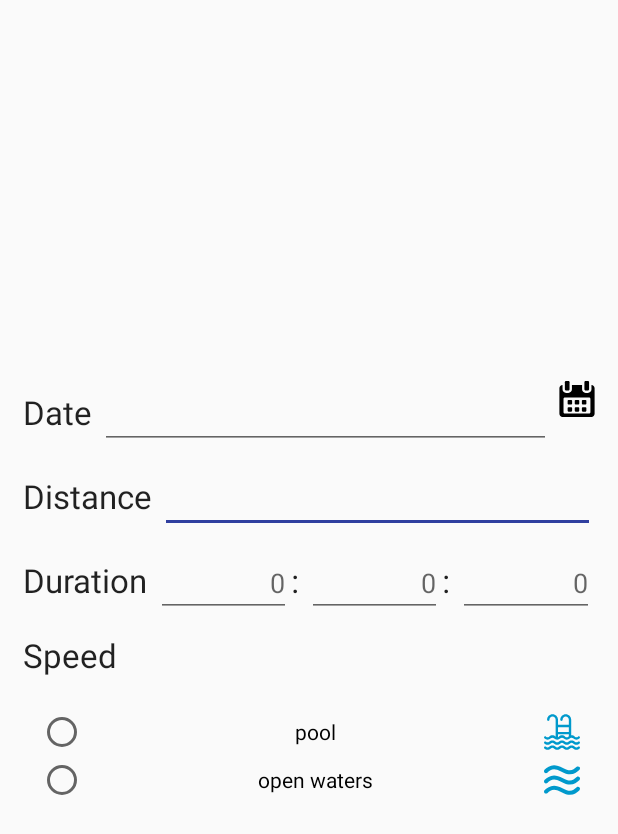
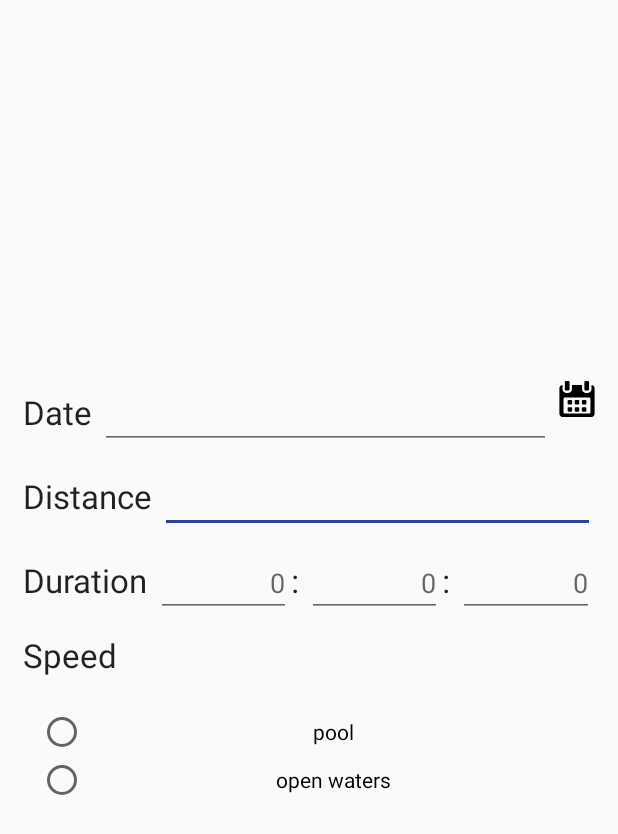
Before and after one commit to Baltasarq/nadamillas, an Android app: the layout content_new_session.xml on its own in the app's theme, with its tools: preview values and no code run, on a phone screen of 412 x 824 dp. Shown: the top 834 px of the screen. Run offline under Robolectric (Android 15) with nearby library versions, the phone set to English and light mode, and no system bars.

Commit message:
Fixed bug for Android 4.4 regarding drawables in radio buttons

```diff
--- a/app/build.gradle
+++ b/app/build.gradle
@@ -6,8 +6,8 @@ android {
         applicationId "com.devbaltasarq.nadamillas"
         minSdkVersion 15
         targetSdkVersion 28
-        versionCode 6
-        versionName "1.1.0"
+        versionCode 7
+        versionName "1.1.1"
         testInstrumentationRunner "android.support.test.runner.AndroidJUnitRunner"
         vectorDrawables.useSupportLibrary = true
     }
--- a/app/src/main/res/layout/content_new_session.xml
+++ b/app/src/main/res/layout/content_new_session.xml
@@ -162,8 +162,6 @@
                     android:text="@string/label_pool"
                     android:textAlignment="center"
                     android:layout_gravity="center_horizontal|center_vertical"
-                    android:drawableRight="@drawable/ic_pool"
-                    android:drawableEnd="@drawable/ic_pool"
                     android:layout_width="match_parent"
                     android:layout_height="wrap_content" />
 
@@ -171,8 +169,6 @@
                     android:text="@string/label_open_waters"
                     android:textAlignment="center"
                     android:layout_gravity="center_horizontal|center_vertical"
-                    android:drawableRight="@drawable/ic_sea"
-                    android:drawableEnd="@drawable/ic_sea"
                     android:layout_width="match_parent"
                     android:layout_height="wrap_content" />
 
--- a/build.gradle
+++ b/build.gradle
@@ -7,7 +7,7 @@ buildscript {
 
     }
     dependencies {
-        classpath 'com.android.tools.build:gradle:3.3.1'
+        classpath 'com.android.tools.build:gradle:3.4.0'
 
         // NOTE: Do not place your application dependencies here; they belong
         // in the individual module build.gradle files
```
Also changed, not shown: app/src/main/java/com/devbaltasarq/nadamillas/ui/EditSessionActivity.java (+9 -0 lines), gradle/wrapper/gradle-wrapper.properties.
